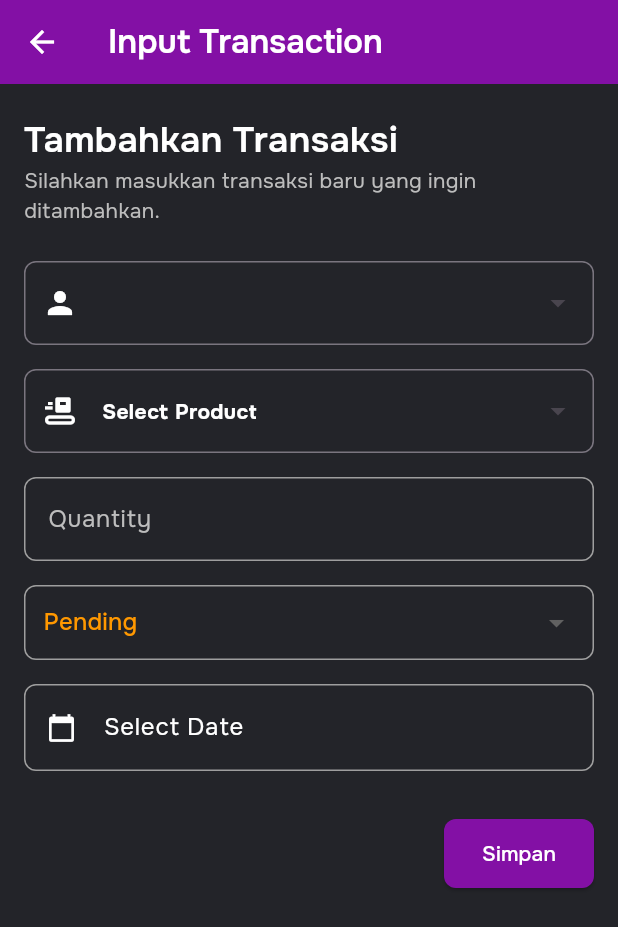
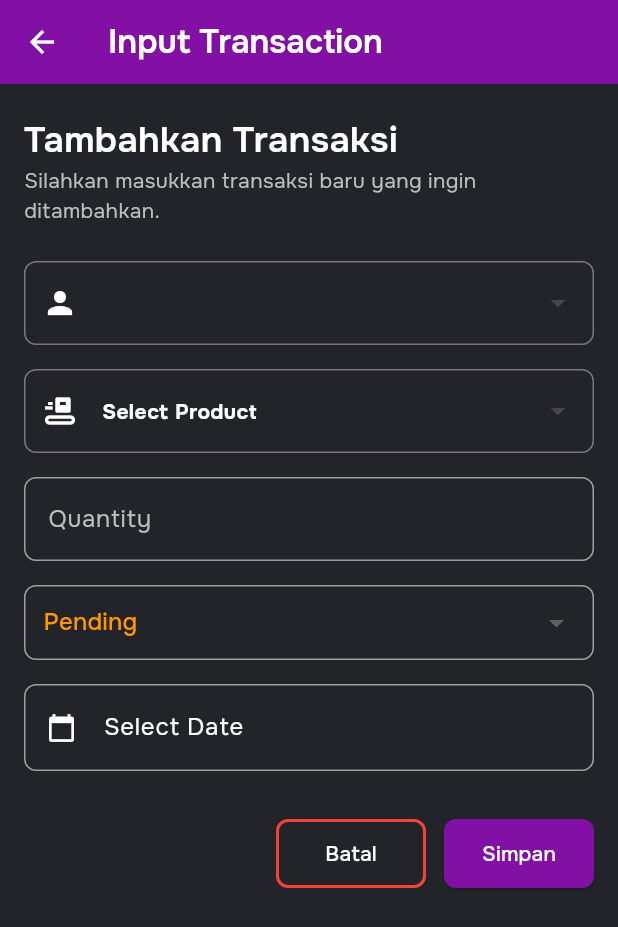
Before and after one commit to andreedyson/gameheaven-flutter, a Flutter app: the InputTransactionPage screen opened by its route, on a phone screen of 412 x 824 dp. Shown: the top 927 px of the screen. Run offline on Flutter 3.47's test engine with Material 3 defaults, Android fonts, the phone set to English and light mode, and no system bars; drawn by our look-alikes of dropdown_search, toastification; our stand-ins replace dio, image_picker, popover, quickalert, shared_preferences; accounts and stored records are empty.

```diff
--- a/lib/admin/transactions/input_transaction.dart
+++ b/lib/admin/transactions/input_transaction.dart
@@ -369,6 +369,33 @@ class _InputTransactionPageState extends State<InputTransactionPage> {
             Row(
               mainAxisAlignment: MainAxisAlignment.end,
               children: [
+                Container(
+                  width: 100,
+                  height: 46,
+                  decoration: BoxDecoration(
+                    border: Border.all(color: Colors.red, width: 2),
+                    borderRadius: BorderRadius.circular(8),
+                  ),
+                  child: ElevatedButton(
+                    onPressed: () {
+                      Navigator.pop(context);
+                    },
+                    style: ElevatedButton.styleFrom(
+                      backgroundColor: Colors.transparent,
+                      minimumSize: const Size.fromHeight(50),
+                      shadowColor: Colors.transparent,
+                    ),
+                    child: const Text(
+                      'Batal',
+                      style: TextStyle(
+                        color: Colors.white,
+                      ),
+                    ),
+                  ),
+                ),
+                const SizedBox(
+                  width: 12,
+                ),
                 SizedBox(
                   height: 46,
                   width: 100,
```
Also changed, not shown: lib/admin/home_admin.dart (+0 -9 lines).
